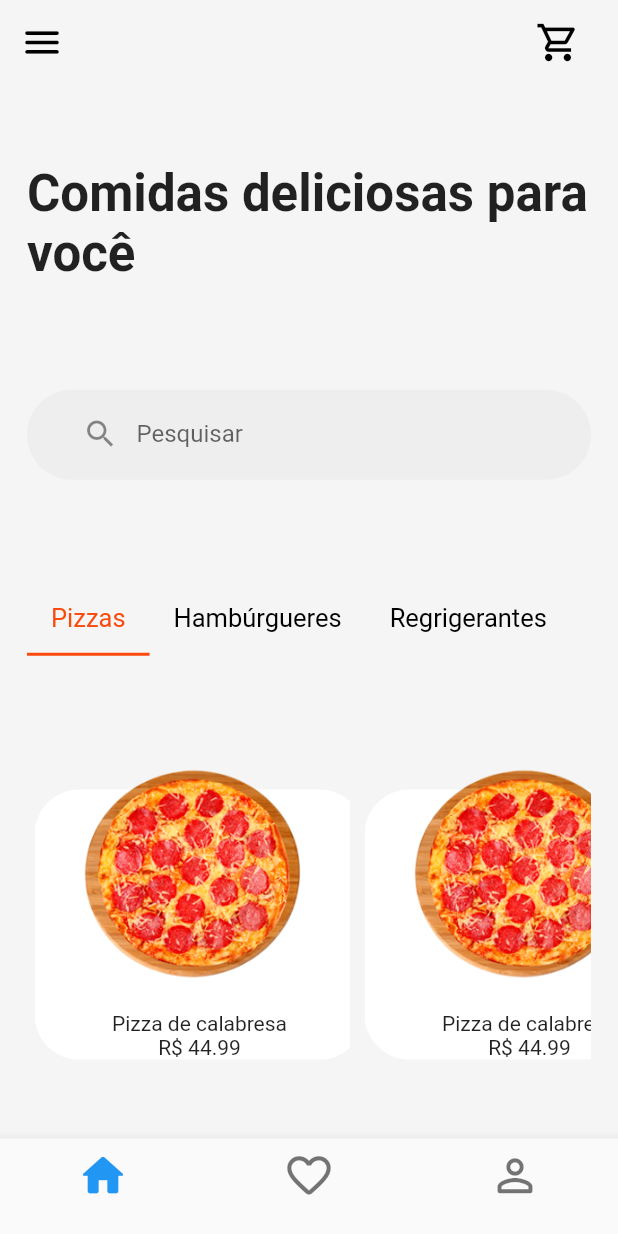
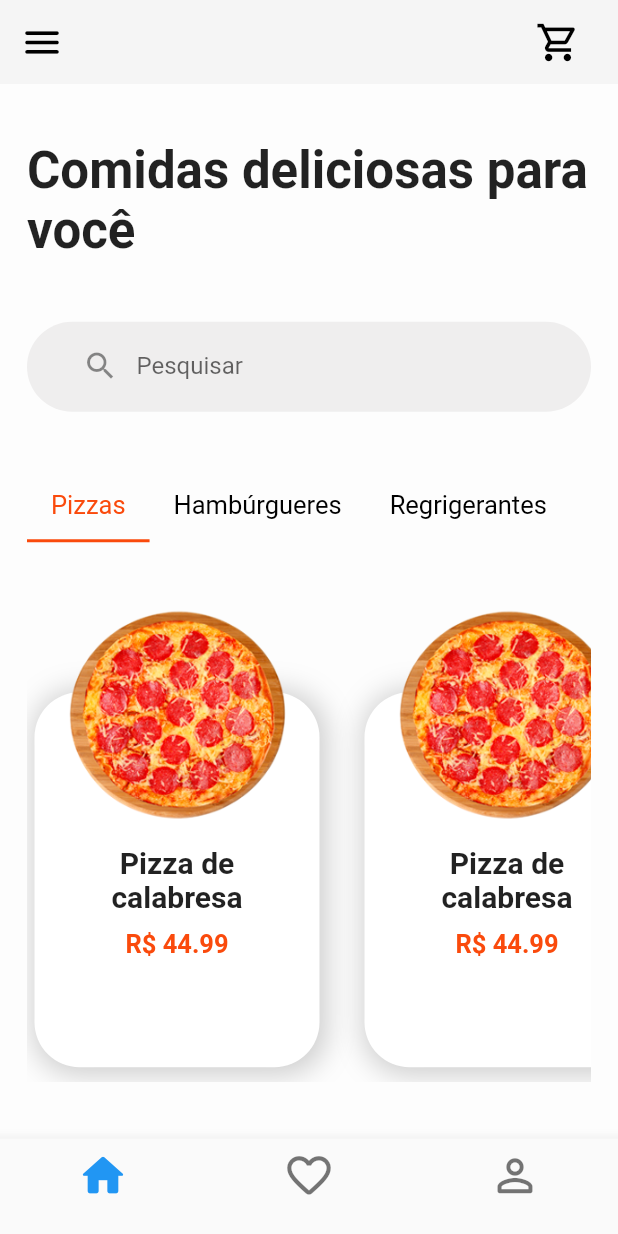
Before and after one commit to tgdssm/Delivery-App, a Flutter app: the screen it shows after launch, on a phone screen of 412 x 824 dp. Run offline on Flutter 3.47's test engine with Material 2 defaults, Android fonts, the phone set to English and light mode, and no system bars; Roboto replaces fonts that are missing (SF Pro Rounded).

Commit message:
Correção visual nos containers dos produtos.

```diff
--- a/lib/ui/screens/home_screen/home_screen.dart
+++ b/lib/ui/screens/home_screen/home_screen.dart
@@ -33,6 +33,7 @@ class _HomeScreenState extends State<HomeScreen>
             child: Container(
               width: 200.0,
               padding: EdgeInsets.only(top: 160.0, left: 30.0),
+              color: Theme.of(context).primaryColor,
               child: ListView(
                 children: [
                   DrawerItem(
@@ -91,7 +92,7 @@ class _HomeScreenState extends State<HomeScreen>
                     body: SafeArea(
                       child: Container(
                         padding: EdgeInsets.all(18.0),
-                        color: Colors.grey[100],
+                        color: Colors.white54,
                         child: Column(
                           mainAxisAlignment: MainAxisAlignment.spaceAround,
                           crossAxisAlignment: CrossAxisAlignment.stretch,
@@ -181,8 +182,11 @@ class _HomeScreenState extends State<HomeScreen>
                                     ),
                                   ]),
                             ),
-                            Container(
-                              height: 200,
+                            Flexible(
+                              child: SingleChildScrollView(
+                                child: Container(
+                                  height: 321,
+                                  width: MediaQuery.of(context).size.width,
                                   child: TabBarView(
                                       controller:
                                           _homeScreenController.tabController,
@@ -191,6 +195,8 @@ class _HomeScreenState extends State<HomeScreen>
                                         Text('Hambúrgueres'),
                                         Text('Regrigerantes'),
                                       ]),
+                                ),
+                              ),
                             )
                           ],
                         ),
--- a/lib/ui/screens/home_screen/widgets/list_view_products.dart
+++ b/lib/ui/screens/home_screen/widgets/list_view_products.dart
@@ -3,41 +3,70 @@ import 'package:flutter/cupertino.dart';
 import 'package:flutter/material.dart';
 
 class ListViewProducts extends StatelessWidget {
-  List<Food> foods;
+  final List<Food> foods;
 
   ListViewProducts({this.foods});
 
   @override
   Widget build(BuildContext context) {
     return ListView.builder(
+      shrinkWrap: true,
       scrollDirection: Axis.horizontal,
       itemCount: foods.length,
       itemBuilder: (context, index) {
         return Container(
           padding: EdgeInsets.symmetric(horizontal: 5.0),
+          // color: Colors.black,
           width: 220,
           height: 321,
           child: Stack(
             children: [
               Positioned(
-                bottom: 0,
+                bottom: 10,
                 child: Container(
-                  width: 220,
-                  height: 180,
+                  width: 190,
+                  height: 250,
                   decoration: BoxDecoration(
                       borderRadius: BorderRadius.circular(30.0),
+                      boxShadow: [
+                        BoxShadow(
+                            color: Colors.grey.withOpacity(0.5),
+                            offset: Offset(2, 2),
+                            blurRadius: 15,
+                            spreadRadius: 3),
+                      ],
                       color: Colors.white),
                   child: Column(
-                    mainAxisAlignment: MainAxisAlignment.end,
+                    mainAxisAlignment: MainAxisAlignment.center,
                     children: [
-                      Text(foods[index].name),
-                      Text('R\$ ${foods[index].price}'),
+                      Container(
+                          padding: EdgeInsets.only(top: 30.0),
+                          width: 100,
+                          child: Text(
+                            foods[index].name,
+                            style: TextStyle(
+                              fontWeight: FontWeight.bold,
+                              fontSize: 20,
+                            ),
+                            textAlign: TextAlign.center,
+                            // overflow: TextOverflow.ellipsis,
+                          )),
+                      Container(
+                        padding: EdgeInsets.only(top: 10.0),
+                          width: 100,
+                          child: Text(
+                            'R\$ ${foods[index].price}',
+                            style: TextStyle(
+                                fontWeight: FontWeight.w600,
+                                color: Theme.of(context).primaryColor, fontSize: 17),
+                            textAlign: TextAlign.center,
+                          )),
                     ],
                   ),
                 ),
               ),
               Positioned(
-                left: 30,
+                  left: 20,
                   top: 0,
                   child: Container(
                     width: 150,
```
Lines whose indentation alone changed are shown as unchanged.
